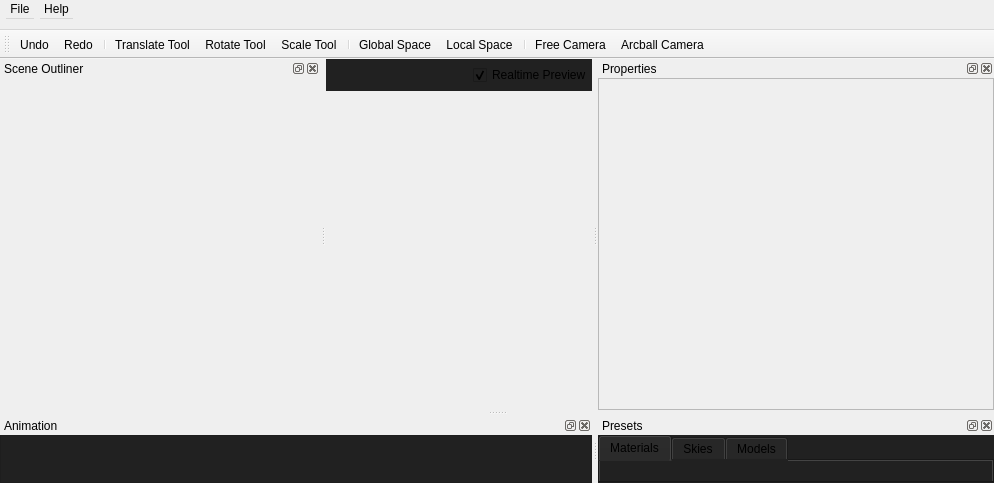
Qt form src/mainwindow.ui (jahshaka/Studio) before a commit.
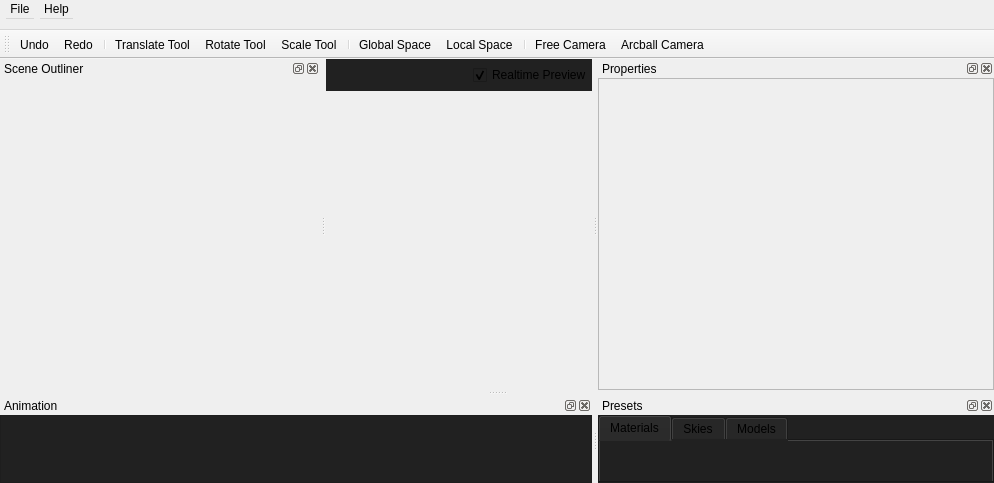
The same form after that commit. Icons and pictures are not drawn. Custom widgets are drawn as their Qt base class.

Patch:
```diff
--- a/src/mainwindow.ui
+++ b/src/mainwindow.ui
@@ -602,7 +602,7 @@
    <property name="minimumSize">
     <size>
      <width>63</width>
-     <height>0</height>
+     <height>34</height>
     </size>
    </property>
    <property name="maximumSize">
@@ -741,7 +741,7 @@
           <x>0</x>
           <y>0</y>
           <width>394</width>
-          <height>225</height>
+          <height>290</height>
          </rect>
         </property>
         <property name="styleSheet">
@@ -812,7 +812,7 @@
    <property name="minimumSize">
     <size>
      <width>396</width>
-     <height>67</height>
+     <height>87</height>
     </size>
    </property>
    <property name="styleSheet">
```
Left out of the diff: 7 changed lines with no effect on the pictures.
